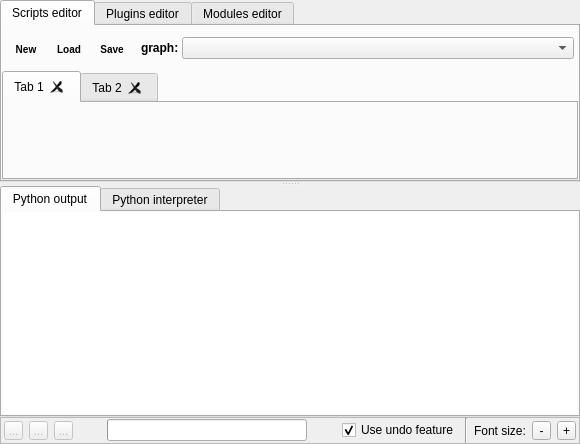
Tulip-Dev/tulip, file library/tulip-python/designer/PythonIDE.ui: the form before one commit.
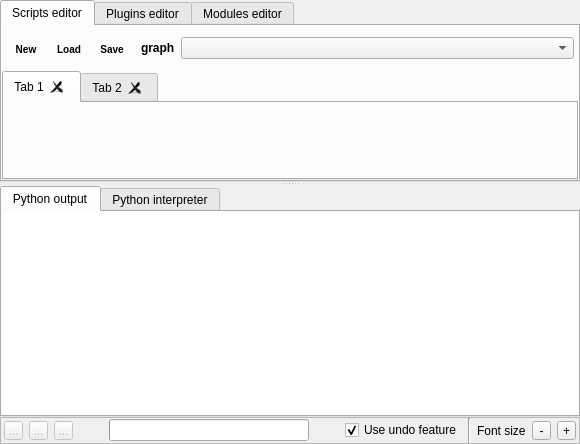
The form after the commit. Icons and pictures are not drawn. Custom widgets are drawn as their Qt base class.

```diff
--- a/library/tulip-python/designer/PythonIDE.ui
+++ b/library/tulip-python/designer/PythonIDE.ui
@@ -247,7 +247,7 @@
               <string notr="true">font: bold;</string>
              </property>
              <property name="text">
-              <string>graph:</string>
+              <string>graph </string>
              </property>
             </widget>
            </item>
@@ -1012,7 +1012,7 @@
              <string>Decrease/Increase the size of the font of the python code editors</string>
             </property>
             <property name="text">
-             <string>Font size:</string>
+             <string>Font size</string>
             </property>
            </widget>
           </item>
```
Left out of the diff: 4 changed lines with no effect on the pictures.
